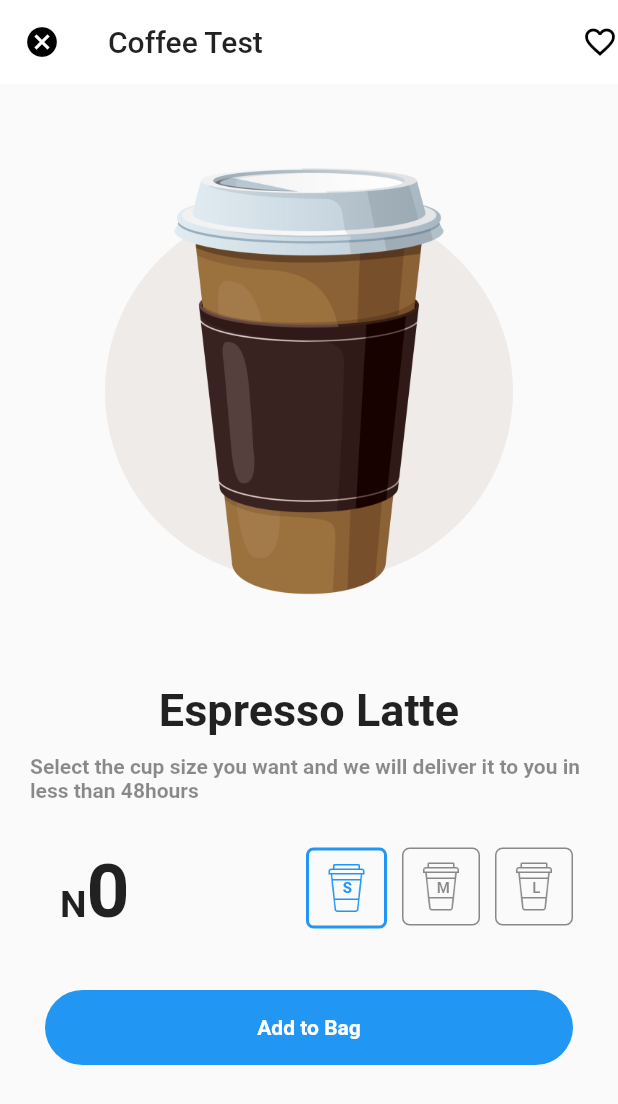
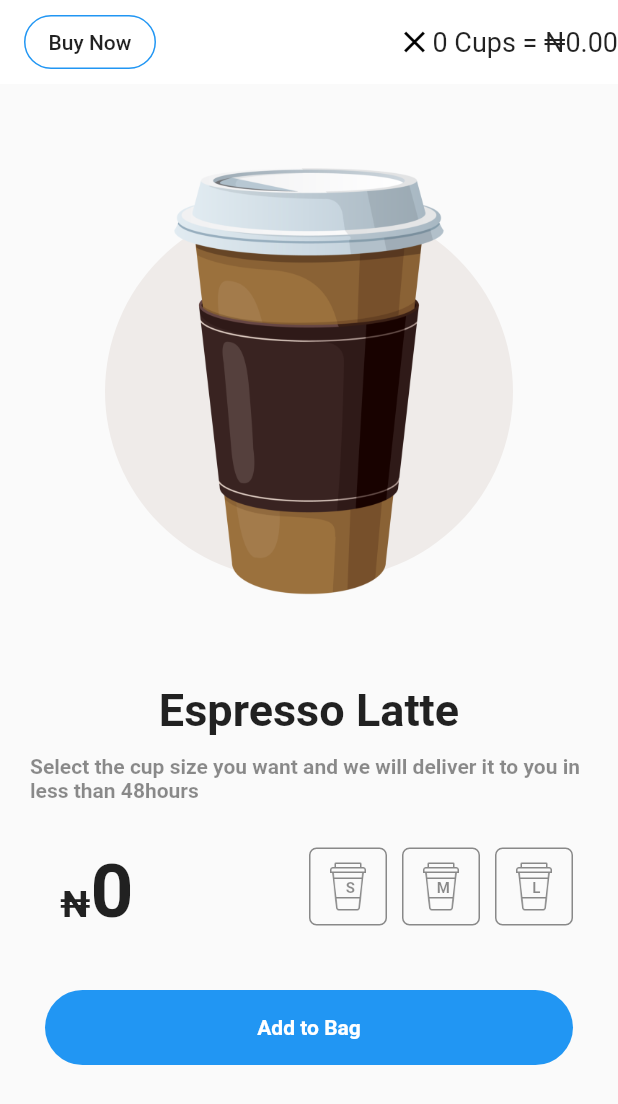
Before and after one commit to meemah/flutter_app, a Flutter app: the screen it shows after launch, after a tap on "Add to Bag", on a phone screen of 412 x 824 dp. Shown: the top 1104 px of the screen. Run offline on Flutter 3.47's test engine with Material 2 defaults, Android fonts, the phone set to English and light mode, and no system bars.

```diff
--- a/lib/main.dart
+++ b/lib/main.dart
@@ -10,6 +10,7 @@ class MyApp extends StatelessWidget {
   Widget build(BuildContext context) {
     return MaterialApp(
       title: 'Coffee Test',
+      debugShowCheckedModeBanner: false,
       theme: ThemeData(
         primaryColor: Colors.white,
         visualDensity: VisualDensity.adaptivePlatformDensity,
@@ -22,7 +23,6 @@ class MyApp extends StatelessWidget {
 class MyHomePage extends StatefulWidget {
   MyHomePage({Key key, this.title}) : super(key: key);
 
-
   final String title;
 
   @override
@@ -31,9 +31,17 @@ class MyHomePage extends StatefulWidget {
 
 class _MyHomePageState extends State<MyHomePage> {
 
-  int _selectedPosition = 0;
+  int _selectedPosition = -1;
 
   String _coffeePrice ="0";
+
+  int _cupsCounter =0;
+
+  int price = 0;
+
+  String _currency ="₦";
+
+  static const String coffeeCup ="images/coffee_cup_size.png";
 
   @override
   Widget build(BuildContext context) {
@@ -41,10 +49,30 @@ class _MyHomePageState extends State<MyHomePage> {
     return Scaffold(
       appBar: AppBar(
         elevation: 0,
-        title: Text(widget.title),
-        leading: Icon(Icons.cancel),
+        title: FlatButton(
+          onPressed: (){
+            _confirmOrderModalBottomSheet(totalPrice: "$_currency$price", numOfCups: "x $_cupsCounter");
+          },
+          child: Text("Buy Now",style: TextStyle(color: Colors.black87),),
+          shape: RoundedRectangleBorder(borderRadius: BorderRadius.circular(18.0), side: BorderSide(color: Colors.blue))
+        ),
         actions: [
-          Icon(Icons.favorite_border)
+          InkWell(
+            onTap: (){
+              //TODO: Uncomment the setState() function to clear the price and cups
+              //TODO: Change the 'price' to 0 when this button is clicked
+              //setState(() {
+              this.price = -1;
+              this._cupsCounter =0;
+              // });
+            },
+            child: Icon(Icons.clear),
+          ),
+          Container(
+            height: double.maxFinite,
+            alignment: Alignment.center,
+            child: Text("$_cupsCounter Cups = $_currency$price.00", style: TextStyle(fontSize: 18),),
+          )
         ],
       ),
       body: Padding(padding: EdgeInsets.all(20), child: _mainBody(),) // This trailing comma makes auto-formatting nicer for build methods.
@@ -100,7 +128,7 @@ class _MyHomePageState extends State<MyHomePage> {
               crossAxisAlignment: CrossAxisAlignment.center,
               children: [
                 RichText(text: TextSpan(
-                  text: "N",
+                  text: _currency,
                   style: TextStyle(fontWeight: FontWeight.bold,
                       fontSize: 25, color: Colors.black87),
                   children: [
@@ -134,7 +162,12 @@ class _MyHomePageState extends State<MyHomePage> {
             width: double.maxFinite,
             height: 70,
             child: FlatButton(onPressed: (){
+              //TODO: Currently _cupsCounter only show 1 when this button is clicked.
+              // TODO: Increment the _cupsCounter when 'Add to Bag' button is clicked'
+              //TODO: Call setState((){}) method to update both price and cups counter when 'Add to Bag' button is clicked
 
+              this._cupsCounter = 1;
+              this.price += int.parse(_coffeePrice);
             }, child: Center(child: Text("Add to Bag",
               style: TextStyle(fontWeight: FontWeight.bold, color: Colors.white),)
               ,),
@@ -157,7 +190,7 @@ class _MyHomePageState extends State<MyHomePage> {
               color: isSelected? Colors.blue: Colors.black45),),),
         new Container(
           margin: EdgeInsets.only(right: 10),
-          child: Image.asset("images/coffee_cup_size.png", width:50, color: isSelected ? Colors.blue: Colors.black45,),
+          child: Image.asset(coffeeCup, width:50, color: isSelected ? Colors.blue: Colors.black45,),
           decoration: BoxDecoration(border: Border(top: BorderSide(color: isSelected? Colors.blue: Colors.black45,
               width: isSelected? 2: 1), left: BorderSide(color: isSelected? Colors.blue: Colors.black45,
               width: isSelected? 2: 1), bottom: BorderSide(color: isSelected? Colors.blue: Colors.black45,
@@ -168,4 +201,48 @@ class _MyHomePageState extends State<MyHomePage> {
     );
   }
 
+  void _confirmOrderModalBottomSheet({String totalPrice, String numOfCups}){
+    showModalBottomSheet(
+        context: context,
+        builder: (builder){
+          return new Container(
+            height: 150.0,
+            color: Colors.transparent, //could change this to Color(0xFF737373),
+            //so you don't have to change MaterialApp canvasColor
+            child: new Container(
+              padding: EdgeInsets.all(10),
+                decoration: new BoxDecoration(
+                    color: Colors.white,
+                    borderRadius: new BorderRadius.only(
+                        topLeft: const Radius.circular(10.0),
+                        topRight: const Radius.circular(10.0))),
+                child: Column(
+                  children: [
+                    Container(
+                      child: Text("Confirm Order",
+                  style: TextStyle(fontWeight: FontWeight.bold, fontSize: 18),),
+              alignment: Alignment.center, height: 30, decoration: BoxDecoration(
+            ), ),
+                    _getEstimate(totalPrice, numOfCups)
+                  ],
+                )),
+          );
+        }
+    );
+  }
+
+  Widget _getEstimate(String totalPrice, String numOfCups){
+    return Row(
+      mainAxisSize: MainAxisSize.max,
+      mainAxisAlignment: MainAxisAlignment.spaceAround,
+      children: [
+        Image.asset("images/cup_of_coffee.png", height: 70, width: 50,),
+        Padding(padding: EdgeInsets.all(10)),
+        Text(numOfCups, style: TextStyle(fontSize: 16, fontWeight: FontWeight.bold),),
+        Padding(padding: EdgeInsets.all(10)),
+        Text(totalPrice, style: TextStyle(fontSize: 16, fontWeight: FontWeight.bold),)
+      ],
+    );
+  }
+
 }
```
Also changed, not shown: 1 other file.
